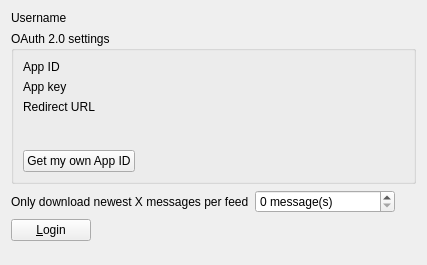
Old version of the form src/librssguard/services/inoreader/gui/inoreaderaccountdetails.ui in the repository martinrotter/rssguard.
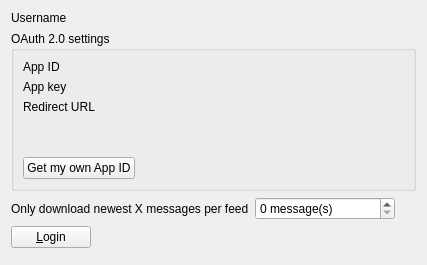
New version of the form. Custom widgets are drawn as their Qt base class.

Patch:
```diff
--- a/src/librssguard/services/inoreader/gui/inoreaderaccountdetails.ui
+++ b/src/librssguard/services/inoreader/gui/inoreaderaccountdetails.ui
@@ -165,6 +165,12 @@
      <property name="orientation">
       <enum>Qt::Vertical</enum>
      </property>
+     <property name="sizeHint" stdset="0">
+      <size>
+       <width>0</width>
+       <height>0</height>
+      </size>
+     </property>
     </spacer>
    </item>
   </layout>
```
